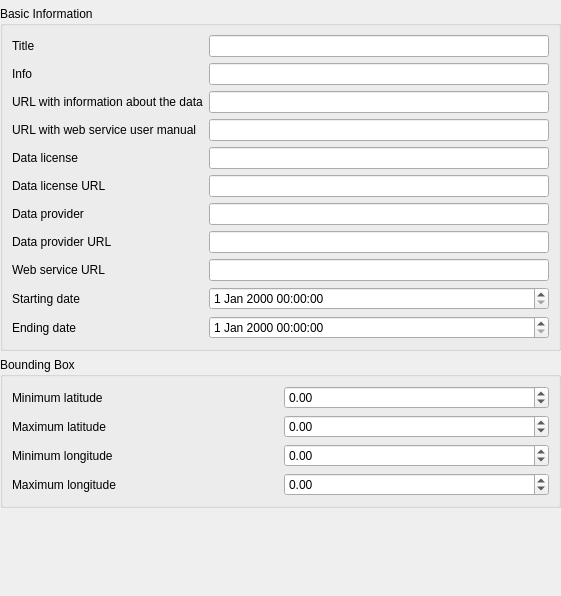
First picture: the form in qquake/ui/service_configuration_widget_base.ui, repository INGV/qquake, before the edit.
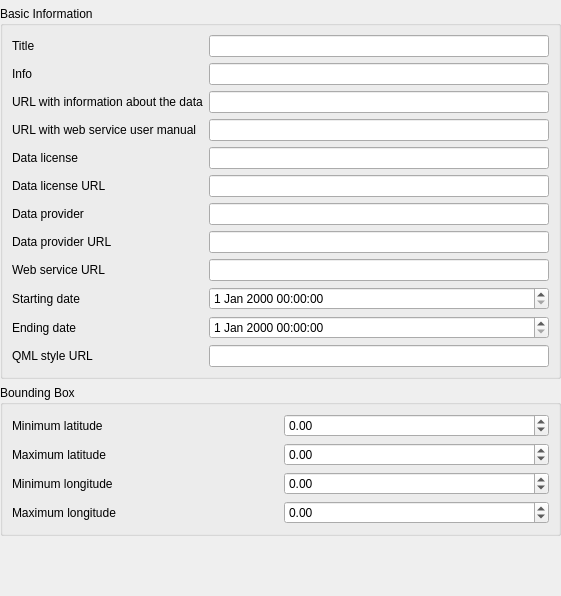
Second picture: the form after the edit. Custom widgets are drawn as their Qt base class.

Commit message: Allow setting URL for QML file to apply to layers

```diff
--- a/qquake/ui/service_configuration_widget_base.ui
+++ b/qquake/ui/service_configuration_widget_base.ui
@@ -219,6 +219,16 @@
         </property>
        </widget>
       </item>
+      <item row="12" column="0">
+       <widget class="QLabel" name="label_16">
+        <property name="text">
+         <string>QML style URL</string>
+        </property>
+       </widget>
+      </item>
+      <item row="12" column="1">
+       <widget class="QLineEdit" name="qml_style_url_edit"/>
+      </item>
      </layout>
     </widget>
    </item>
```
The commit also changes 2 other files.
